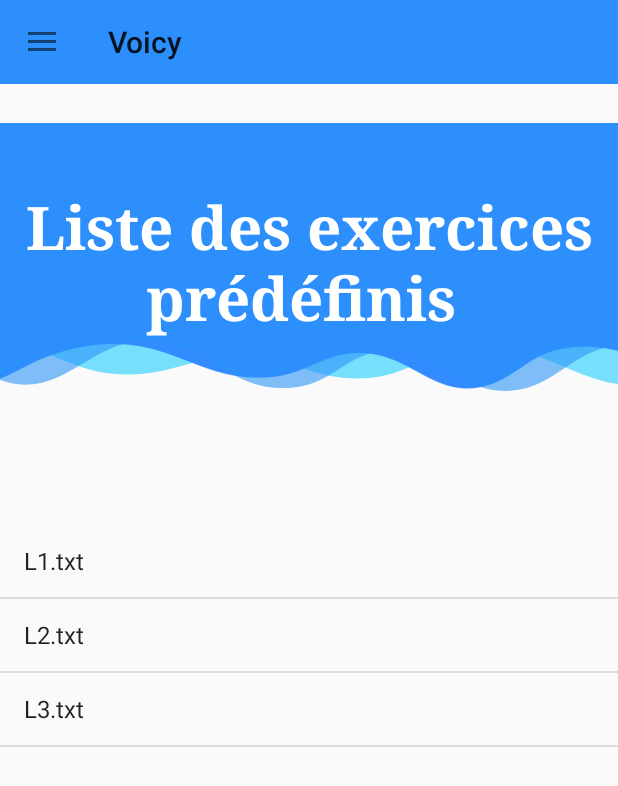
After one commit to Ramdanemerakeb2/ProjetMaster_Voicy, an Android app: the ListeExoPredefiniActivity screen opened directly, with no data from a screen before it, on a phone screen of 412 x 824 dp. The commit adds this screen. Shown: the top 786 px of the screen. Run offline under Robolectric (Android 15) with nearby library versions, the phone set to English and light mode, and no system bars; Roboto replaces fonts that are not available here; 2 statements that could not run were skipped.

Commit message:
Ajout UI liste des exo specifique avec l'affichage de leur contenu

```diff
--- a/app/src/main/AndroidManifest.xml
+++ b/app/src/main/AndroidManifest.xml
@@ -19,7 +19,8 @@
         android:roundIcon="@mipmap/ic_launcher_round"
         android:supportsRtl="true"
         android:theme="@style/AppTheme">
-        <activity android:name=".activity.ExoSpecifiqueActivity"></activity>
+        <activity android:name=".activity.ListeExoPredefiniActivity"></activity>
+        <activity android:name=".activity.ExoSpecifiqueActivity" />
         <activity android:name=".activity.InfosPatientActivity" />
         <activity
             android:name=".activity.FonctionnaliteActivity"
--- /dev/null
+++ b/app/src/main/java/com/example/voicy_v2/activity/ListeExoPredefiniActivity.java
@@ -0,0 +1,156 @@
+package com.example.voicy_v2.activity;
+
+import androidx.appcompat.app.AppCompatActivity;
+import androidx.constraintlayout.widget.ConstraintLayout;
+
+import android.content.Context;
+import android.graphics.drawable.ColorDrawable;
+import android.os.Build;
+import android.os.Bundle;
+import android.text.method.ScrollingMovementMethod;
+import android.view.Gravity;
+import android.view.LayoutInflater;
+import android.view.View;
+import android.view.ViewGroup;
+import android.view.WindowManager;
+import android.widget.AdapterView;
+import android.widget.ArrayAdapter;
+import android.widget.LinearLayout;
+import android.widget.ListView;
+import android.widget.PopupWindow;
+import android.widget.TextView;
+
+import com.example.voicy_v2.R;
+import com.example.voicy_v2.model.DirectoryManager;
+import com.example.voicy_v2.model.Logatome;
+import com.example.voicy_v2.model.Mot;
+
+import java.io.BufferedReader;
+import java.io.File;
+import java.io.IOException;
+import java.io.InputStreamReader;
+import java.net.URISyntaxException;
+import java.util.ArrayList;
+
+public class ListeExoPredefiniActivity extends FonctionnaliteActivity {
+
+    private ListView listView;
+    private ArrayAdapter<String > adapter;
+    private String[] fileList;
+    private View customView;
+    private PopupWindow popUp;
+    private TextView titrePopUp, textClose, listLogatomes;
+    private LinearLayout linearLayout;
+
+    @Override
+    protected void onCreate(Bundle savedInstanceState) {
+        super.onCreate(savedInstanceState);
+        //setContentView(R.layout.activity_liste_exo_predefini);
+
+        //Ajout du menu sur l'activité
+        LayoutInflater inflater = (LayoutInflater) this.getSystemService(Context.LAYOUT_INFLATER_SERVICE);
+
+        //inflate your activity layout here!
+        View contentView = inflater.inflate(R.layout.activity_liste_exo_predefini, null, false);
+        drawerLayout.addView(contentView, 0);
+
+        linearLayout = findViewById(R.id.exo_layout);
+
+        //Inistialiser la vue du popup
+        customView = inflater.inflate(R.layout.popup_exo_predefini,null);
+
+        listView = (ListView) findViewById(R.id.list_exo_predefini);
+
+
+
+        try {
+            // Fonction permettant de récupérer tous les noms des listes predefinis
+            fileList = getAssets().list("liste_exo_specefiques");
+        } catch (IOException e) {
+            e.printStackTrace();
+        }
+
+        adapter = new ArrayAdapter<String>(this, android.R.layout.simple_list_item_1,fileList);
+        listView.setAdapter(adapter);
+
+        // When the user clicks on the ListItem
+        listView.setOnItemClickListener(new AdapterView.OnItemClickListener() {
+
+            @Override
+            public void onItemClick(AdapterView<?> a, View v, int position, long id) {
+               System.out.println(" ********** test liste exo specefiques ************");
+                showResultat(fileList[position]);
+            }
+        });
+
+
+    }
+
+
+    private void showResultat(String fichier)
+    {
+
+        //Initialisation de la popup
+        popUp = new PopupWindow(customView,
+                ViewGroup.LayoutParams.WRAP_CONTENT,
+                ViewGroup.LayoutParams.WRAP_CONTENT,
+                true);
+
+        popUp.setWindowLayoutMode(ViewGroup.LayoutParams.WRAP_CONTENT, ViewGroup.LayoutParams.WRAP_CONTENT);
+        if (Build.VERSION.SDK_INT >= Build.VERSION_CODES.LOLLIPOP) {
+            popUp.setElevation(5.0f);
+        }
+
+        // Configuration du titre
+        titrePopUp = popUp.getContentView().findViewById(R.id.titrePopup);
+        titrePopUp.setText(fichier);
+
+        // Configuration du contenu du fichier
+        listLogatomes = popUp.getContentView().findViewById(R.id.list_logatomes);
+        listLogatomes.setText(getTextFromFile(fichier));
+        listLogatomes.setMovementMethod(new ScrollingMovementMethod());
+
+        // Faire apparaitre la popup
+        popUp.setWidth(WindowManager.LayoutParams.WRAP_CONTENT);
+        popUp.showAtLocation(linearLayout, Gravity.CENTER,0,0);
+        popUp.setBackgroundDrawable(new ColorDrawable(android.graphics.Color.TRANSPARENT));
+
+        textClose = customView.findViewById(R.id.txtClose);
+        textClose.setOnClickListener(new View.OnClickListener() {
+            @Override
+            public void onClick(View view) {
+                popUp.dismiss();
+            }
+        });
+    }
+
+
+    private String getTextFromFile(String file) {
+        String[] res = null;
+        String result = "";
+
+        // buffer sur la liste présentes dans assets
+        try(BufferedReader br = new BufferedReader(new InputStreamReader(getAssets().open("liste_exo_specefiques/"+file))))
+        {
+            String line;
+            while ((line = br.readLine()) != null)
+            {
+                line = line.substring(line.indexOf("\t")+1);
+
+                // split de la ligne par rapport à une tabulation
+                res = line.split("\t");
+
+                result  += res[0]+"\n";
+            }
+
+            return  result;
+        }
+        catch(IOException e)
+        {
+            e.printStackTrace();
+            return result;
+        }
+    }
+
+
+}
--- a/app/src/main/java/com/example/voicy_v2/model/DirectoryManager.java
+++ b/app/src/main/java/com/example/voicy_v2/model/DirectoryManager.java
@@ -11,6 +11,8 @@ import java.io.FileWriter;
 import java.io.IOException;
 import java.io.InputStream;
 import java.io.OutputStream;
+import java.net.URI;
+import java.net.URISyntaxException;
 import java.nio.file.Files;
 import java.nio.file.StandardCopyOption;
 import java.util.ArrayList;
--- a/app/src/main/java/customfonts/MyEditText.java
+++ b/app/src/main/java/customfonts/MyEditText.java
@@ -5,9 +5,7 @@ import android.graphics.Typeface;
 import android.util.AttributeSet;
 import android.widget.EditText;
 
-/**
- * Created by one on 3/12/15.
- */
+
 public class MyEditText extends androidx.appcompat.widget.AppCompatEditText {
 
     public MyEditText(Context context, AttributeSet attrs, int defStyle) {
--- /dev/null
+++ b/app/src/main/res/layout/activity_liste_exo_predefini.xml
@@ -0,0 +1,45 @@
+<?xml version="1.0" encoding="utf-8"?>
+<LinearLayout xmlns:android="http://schemas.android.com/apk/res/android"
+    xmlns:app="http://schemas.android.com/apk/res-auto"
+    android:layout_width="match_parent"
+    android:layout_height="match_parent"
+    android:id="@+id/exo_layout"
+    xmlns:tools="http://schemas.android.com/tools"
+    android:orientation="vertical">
+
+    <RelativeLayout
+        android:layout_width="match_parent"
+        android:layout_height="350dp"
+        android:layout_marginLeft="0dp"
+        android:layout_marginTop="0dp"
+        android:layout_marginRight="0dp"
+        android:layout_marginBottom="0dp">
+
+        <ImageView
+            android:id="@+id/imageView"
+            android:layout_width="match_parent"
+            android:layout_height="match_parent"
+            app:srcCompat="@drawable/titre_image" />
+
+        <TextView
+            android:id="@+id/textView4"
+            android:layout_width="wrap_content"
+            android:layout_height="wrap_content"
+            android:layout_centerInParent="true"
+            android:fontFamily="serif"
+            android:text="Liste des exercices prédéfinis "
+            android:textAlignment="center"
+            android:textAppearance="@style/TextAppearance.AppCompat.Body1"
+            android:textColor="#FFFFFF"
+            android:textSize="40dp"
+            android:textStyle="bold" />
+
+    </RelativeLayout>
+
+    <ListView
+        android:id="@+id/list_exo_predefini"
+        android:layout_width="match_parent"
+        android:layout_height="match_parent" />
+
+
+</LinearLayout>
```
Also changed, not shown: app/src/main/assets/liste_exo_specefiques/L1.txt (added, +45 -0 lines), app/src/main/assets/liste_exo_specefiques/L2.txt (added, +16 -0 lines), app/src/main/assets/liste_exo_specefiques/L3.txt (added, +16 -0 lines), app/src/main/java/com/example/voicy_v2/activity/ExoSpecifiqueActivity.java (+8 -0 lines), app/src/main/res/layout/popup_exo_predefini.xml (added, +54 -0 lines).
